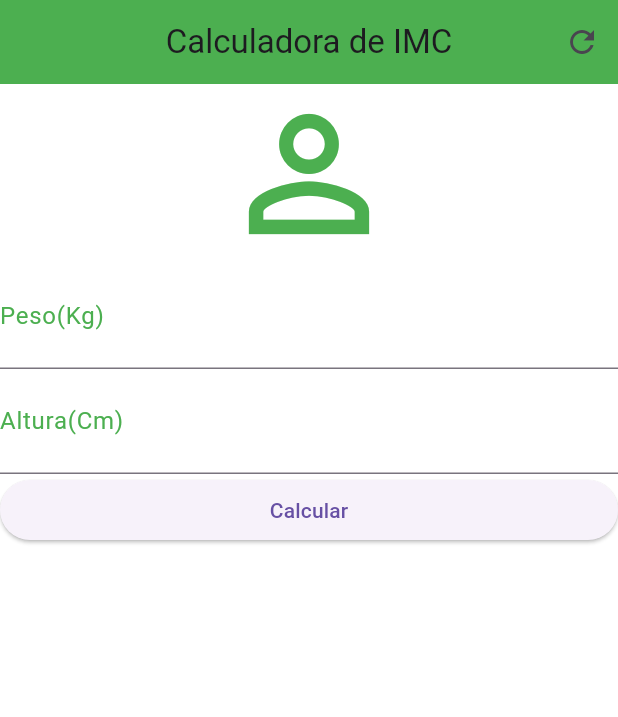
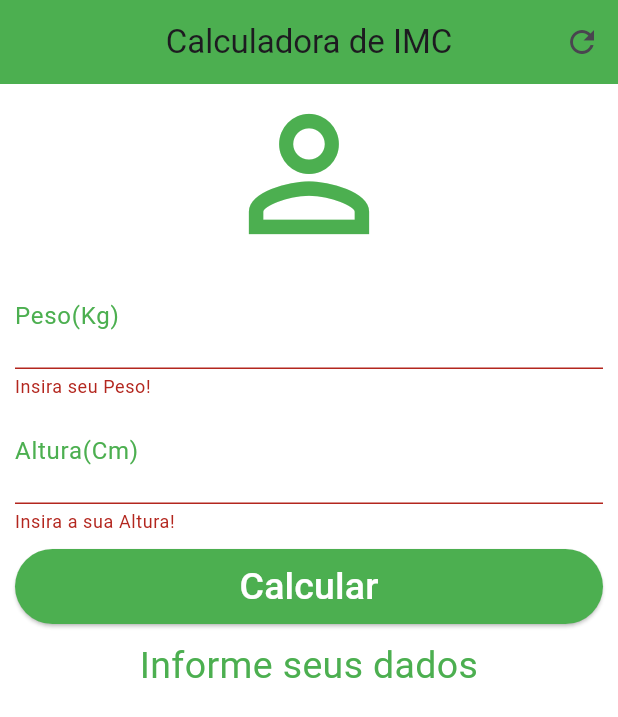
Before and after one commit to raphaelolimpio/IMC_In_Flutter_Course, a Flutter app: the screen it shows after launch, after a tap on "Calcular", on a phone screen of 412 x 824 dp. Shown: the top 717 px of the screen. Run offline on Flutter 3.47's test engine with Material 3 defaults, Android fonts, the phone set to English and light mode, and no system bars.

Commit message:
projeto finalizado

```diff
--- a/lib/main.dart
+++ b/lib/main.dart
@@ -11,6 +11,42 @@ class Home extends StatefulWidget {
 }
 
 class _HomeState extends State<Home> {
+  TextEditingController weightController = TextEditingController();
+  TextEditingController hieghtController = TextEditingController();
+  GlobalKey<FormState> _formKey = GlobalKey<FormState>();
+
+  String _infoText = "Informe seus dados";
+
+  void _ressetField() {
+    weightController.text = "";
+    hieghtController.text = "";
+    setState(() {
+      _infoText = "Informe seus dados";
+      _formKey = GlobalKey<FormState>();
+    });
+  }
+
+  void _calculate() {
+    setState(
+      () {
+        double wheight = double.parse(weightController.text);
+        double height = double.parse(hieghtController.text) / 100;
+        double imc = wheight / (height * height);
+        if (imc < 18.6) {
+          _infoText = "Abaixo do peso (${imc.toStringAsPrecision(4)})";
+        } else if (imc >= 18.6 && imc < 24.9) {
+          _infoText = "peso ideal (${imc.toStringAsPrecision(4)})";
+        } else if (imc >= 24.9 && imc < 29.9) {
+          _infoText = "Obesidade Grau I (${imc.toStringAsPrecision(4)})";
+        } else if (imc >= 29.9 && imc < 34.9) {
+          _infoText = "Obesidade Grau II (${imc.toStringAsPrecision(4)})";
+        } else if (imc >= 40) {
+          _infoText = "Obesidade Grau III (${imc.toStringAsPrecision(4)})";
+        }
+      },
+    );
+  }
+
   Widget build(BuildContext context) {
     return Scaffold(
       appBar: AppBar(
@@ -19,41 +55,89 @@ class _HomeState extends State<Home> {
         backgroundColor: Colors.green,
         actions: [
           IconButton(
-            onPressed: () {},
+            onPressed: _ressetField,
             icon: Icon(Icons.refresh),
           ),
         ],
       ),
       backgroundColor: Colors.white,
-      body: Column(
+      //colocar tudo em uma unico filho e com isso caso o teclado ou as informaçoes sejão grandes e que assim qeue assionar o teclado ele de erro, se usa o Scrollview para deixar a opção de rolar
+      body: SingleChildScrollView(
+        padding: EdgeInsets.fromLTRB(10.0, 0.0, 10.0, 0.0),
+        child: Form(
+          key: _formKey,
+          child: Column(
             crossAxisAlignment: CrossAxisAlignment.stretch,
             children: [
-          const Icon(Icons.person_outline, size: 120.0, color: Colors.green),
+              const Icon(Icons.person_outline,
+                  size: 120.0, color: Colors.green),
               //input number
-          const TextField(
+              TextFormField(
                 keyboardType: TextInputType.number,
-            decoration: InputDecoration(
+                decoration: const InputDecoration(
                   labelText: "Peso(Kg)",
                   labelStyle: TextStyle(color: Colors.green),
                 ),
                 textAlign: TextAlign.center,
-            style: TextStyle(color: Colors.green, fontSize: 25.0),
+                style: const TextStyle(color: Colors.green, fontSize: 25.0),
+                controller: weightController,
+                validator: (value) {
+                  if (value!.isEmpty) {
+                    return "Insira seu Peso!";
+                  }
+                },
               ),
-          const TextField(
+              TextFormField(
                 keyboardType: TextInputType.number,
-            decoration: InputDecoration(
+                decoration: const InputDecoration(
                   labelText: "Altura(Cm)",
                   labelStyle: TextStyle(color: Colors.green),
                 ),
                 textAlign: TextAlign.center,
-            style: TextStyle(color: Colors.green, fontSize: 25.0),
+                style: const TextStyle(color: Colors.green, fontSize: 25.0),
+                controller: hieghtController,
+                validator: (value) {
+                  if (value!.isEmpty) {
+                    return "Insira a sua Altura!";
+                  }
+                },
               ),
+              //para alinhar melhor o botão se coloca ele dentro de um container
+              Padding(
+                padding: EdgeInsets.only(top: 10.0, bottom: 10.0),
+                child: Container(
+                  height: 50.0,
                   // não se usa mais o RaisedButton, agora se usa o ElevatedButton
-          ElevatedButton(
-            onPressed: () {},
-            child: Text("Calcular"),
+                  child: ElevatedButton(
+                    onPressed: () {
+                      if (_formKey.currentState!.validate()) {
+                        _calculate();
+                      }
+                    },
+                    child: Text(
+                      "Calcular",
+                      style: TextStyle(
+                        color: Colors.white,
+                        fontSize: 25.0,
+                      ),
+                    ),
+                    //para adicinar cor no botão se uas a linha de cod abaixo
+                    style:
+                        ElevatedButton.styleFrom(backgroundColor: Colors.green),
+                  ),
+                ),
+              ),
+              Text(
+                _infoText,
+                textAlign: TextAlign.center,
+                style: TextStyle(
+                  color: Colors.green,
+                  fontSize: 25.0,
+                ),
               ),
             ],
+          ),
+        ),
       ),
     );
   }
```
Lines whose indentation alone changed are shown as unchanged.
